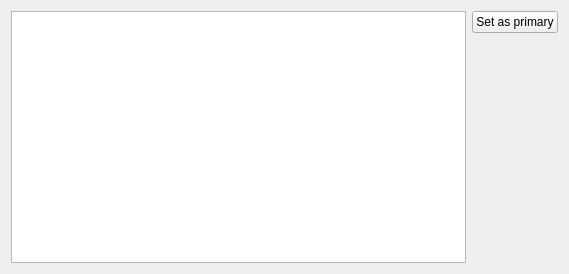
The window that mainwindow.ui (iccanobif/defaultScreen) describes before a commit, drawn with Qt 5.
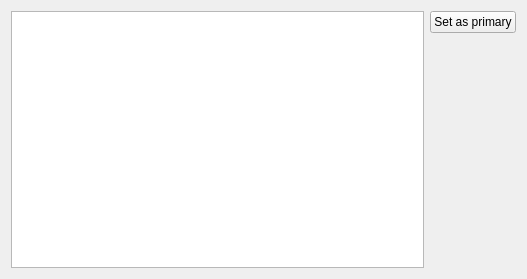
The same window after the commit.

The edit to the form file:
```diff
--- a/mainwindow.ui
+++ b/mainwindow.ui
@@ -6,8 +6,8 @@
    <rect>
     <x>0</x>
     <y>0</y>
-    <width>569</width>
-    <height>274</height>
+    <width>527</width>
+    <height>279</height>
    </rect>
   </property>
   <property name="sizePolicy">
```
